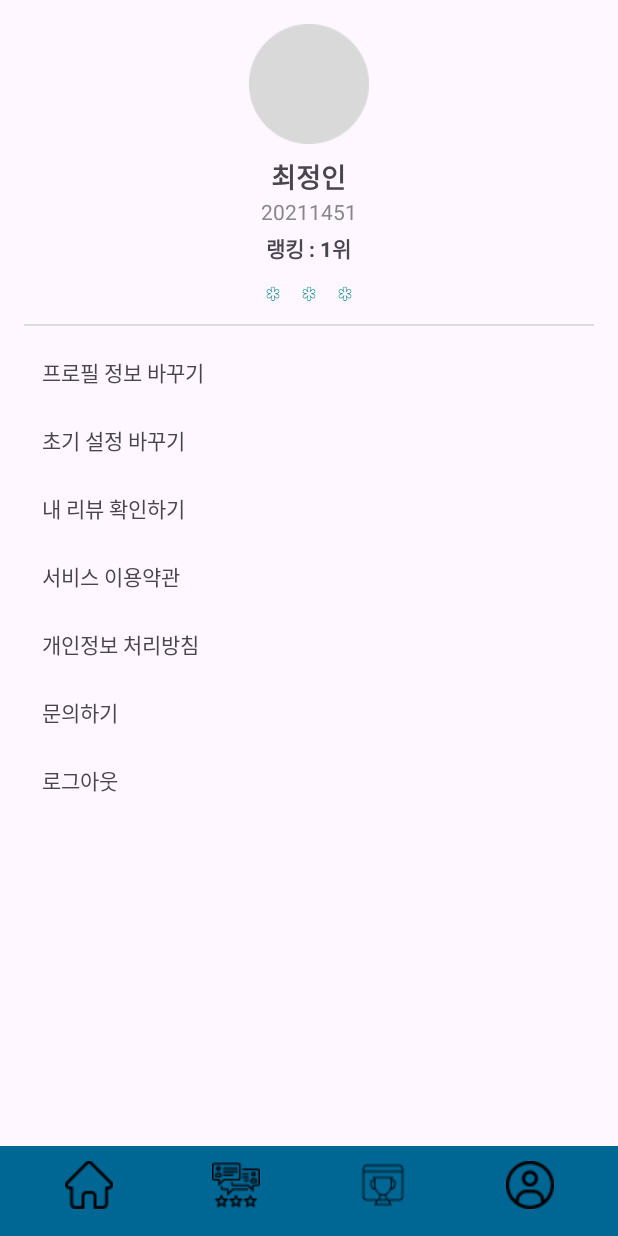
After one commit to SSU-CHELIN/ssu-chelin, an Android app: the ProfileViewActivity screen opened directly, with no data from a screen before it, on a phone screen of 412 x 824 dp. The commit adds this screen. Run offline under Robolectric (Android 15) with nearby library versions, the phone set to English and light mode, and no system bars.

Commit message:
add ProfileViewActivity

```diff
--- a/app/src/main/AndroidManifest.xml
+++ b/app/src/main/AndroidManifest.xml
@@ -12,6 +12,15 @@
         android:supportsRtl="true"
         android:theme="@style/Theme.Ssuchelin"
         tools:targetApi="34">
+        <activity
+            android:name=".ProfileViewActivity"
+            android:exported="true">
+            <intent-filter>
+                <action android:name="android.intent.action.MAIN" />
+
+                <category android:name="android.intent.category.LAUNCHER" />
+            </intent-filter>
+        </activity>
         <activity
             android:name=".BaseActivity"
             android:exported="true">
--- a/app/src/main/java/com/example/ssuchelin/BaseActivity.java
+++ b/app/src/main/java/com/example/ssuchelin/BaseActivity.java
@@ -26,8 +26,17 @@ public class BaseActivity extends AppCompatActivity {
         ImageButton rankingButton = findViewById(R.id.navigate_ranking_button);
         ImageButton profileButton = findViewById(R.id.navigate_profile_button);
 
-        homeButton.setOnClickListener(v -> navigateToHome());
-//        profileButton.setOnClickListener(v -> navigateToProfile());
+        homeButton.setOnClickListener(v -> {
+            Intent intent = new Intent(this, MainViewActivity.class);
+            intent.addFlags(Intent.FLAG_ACTIVITY_CLEAR_TOP | Intent.FLAG_ACTIVITY_SINGLE_TOP);
+            startActivity(intent);
+        });
+
+        profileButton.setOnClickListener(v -> {
+            Intent intent = new Intent(this, ProfileViewActivity.class);
+            intent.addFlags(Intent.FLAG_ACTIVITY_CLEAR_TOP | Intent.FLAG_ACTIVITY_SINGLE_TOP);
+            startActivity(intent);
+        });
     }
 
     protected void setContentLayout(@LayoutRes int layoutResID) {
@@ -42,11 +51,11 @@ public class BaseActivity extends AppCompatActivity {
         startActivity(intent);
     }
 
-//    private void navigateToProfile() {
-//        // 프로필 화면으로 이동
-//        Intent intent = new Intent(this, ProfileActivity.class);
-//        startActivity(intent);
-//    }
+    private void navigateToProfile() {
+        // 프로필 화면으로 이동
+        Intent intent = new Intent(this, ProfileViewActivity.class);
+        startActivity(intent);
+    }
 //    private void navigateToReview() {
 //        //  review 화면으로 이동
 //        Intent intent = new Intent(this, ProfileActivity.class);
--- /dev/null
+++ b/app/src/main/java/com/example/ssuchelin/ProfileViewActivity.java
@@ -0,0 +1,19 @@
+package com.example.ssuchelin;
+
+import android.os.Bundle;
+
+import androidx.activity.EdgeToEdge;
+import androidx.core.graphics.Insets;
+import androidx.core.view.ViewCompat;
+import androidx.core.view.WindowInsetsCompat;
+
+public class ProfileViewActivity extends BaseActivity {
+
+    @Override
+    protected void onCreate(Bundle savedInstanceState) {
+        super.onCreate(savedInstanceState);
+        EdgeToEdge.enable(this);
+        setContentLayout(R.layout.activity_profile_view);
+
+    }
+}
--- /dev/null
+++ b/app/src/main/res/layout/activity_profile_view.xml
@@ -0,0 +1,169 @@
+<?xml version="1.0" encoding="utf-8"?>
+<androidx.constraintlayout.widget.ConstraintLayout xmlns:android="http://schemas.android.com/apk/res/android"
+    android:layout_width="match_parent"
+    android:layout_height="match_parent"
+    xmlns:app="http://schemas.android.com/apk/res-auto">
+
+    <ScrollView
+        xmlns:android="http://schemas.android.com/apk/res/android"
+        android:layout_width="match_parent"
+        android:layout_height="match_parent"
+        android:padding="16dp">
+
+        <LinearLayout
+            android:layout_width="match_parent"
+            android:layout_height="wrap_content"
+            android:orientation="vertical"
+            android:gravity="center_horizontal">
+
+            <!-- 파베) 프로필 사진 -->
+            <ImageView
+                android:id="@+id/profile_picture"
+                android:layout_width="80dp"
+                android:layout_height="80dp"
+                android:src="@drawable/none_pro"
+                android:contentDescription="Profile Picture"
+                android:backgroundTint="#CCCCCC"
+                android:scaleType="centerCrop" />
+
+            <!-- 파베) 이름, 학번 -->
+            <TextView
+                android:id="@+id/username"
+                android:layout_width="wrap_content"
+                android:layout_height="wrap_content"
+                android:text="최정인"
+                android:textSize="18sp"
+                android:textStyle="bold"
+                android:layout_marginTop="8dp" />
+
+            <TextView
+                android:id="@+id/student_id"
+                android:layout_width="wrap_content"
+                android:layout_height="wrap_content"
+                android:text="20211451"
+                android:textSize="14sp"
+                android:textColor="#888888" />
+
+            <!-- 파베) 랭킹 -->
+            <TextView
+                android:id="@+id/ranking"
+                android:layout_width="wrap_content"
+                android:layout_height="wrap_content"
+                android:text="랭킹 : 1위"
+                android:textSize="14sp"
+                android:textStyle="bold"
+                android:layout_marginTop="4dp" />
+
+            <!-- 파베) 리뷰 평균 점수 -->
+            <LinearLayout
+                android:layout_width="wrap_content"
+                android:layout_height="wrap_content"
+                android:orientation="horizontal"
+                android:layout_marginTop="8dp">
+
+                <ImageView
+                    android:id="@+id/star1"
+                    android:layout_width="24dp"
+                    android:layout_height="24dp"
+                    android:src="@drawable/star" />
+
+                <ImageView
+                    android:id="@+id/star2"
+                    android:layout_width="24dp"
+                    android:layout_height="24dp"
+                    android:src="@drawable/star" />
+
+                <ImageView
+                    android:id="@+id/star3"
+                    android:layout_width="24dp"
+                    android:layout_height="24dp"
+                    android:src="@drawable/star" />
+            </LinearLayout>
+
+            <!-- 섹터 나누기 -->
+            <View
+                android:layout_width="match_parent"
+                android:layout_height="1dp"
+                android:background="#DDDDDD"
+                android:layout_marginVertical="8dp" />
+
+            <!-- 메뉴 -->
+            <LinearLayout
+                android:layout_width="match_parent"
+                android:layout_height="wrap_content"
+                android:orientation="vertical">
+
+                <TextView
+                    android:id="@+id/change_profile"
+                    android:layout_width="match_parent"
+                    android:layout_height="wrap_content"
+                    android:text="프로필 정보 바꾸기"
+                    android:padding="12dp"
+                    android:background="?android:attr/selectableItemBackground"
+                    android:clickable="true"
+                    android:onClick="navigateToChangeProfile" />
+
+                <TextView
+                    android:id="@+id/change_initial_settings"
+                    android:layout_width="match_parent"
+                    android:layout_height="wrap_content"
+                    android:text="초기 설정 바꾸기"
+                    android:padding="12dp"
+                    android:background="?android:attr/selectableItemBackground"
+                    android:clickable="true"
+                    android:onClick="navigateToInitialSettings" />
+
+                <TextView
+                    android:id="@+id/check_reviews"
+                    android:layout_width="match_parent"
+                    android:layout_height="wrap_content"
+                    android:text="내 리뷰 확인하기"
+                    android:padding="12dp"
+                    android:background="?android:attr/selectableItemBackground"
+                    android:clickable="true"
+                    android:onClick="navigateToCheckReviews" />
+
+                <TextView
+                    android:id="@+id/terms_of_service"
+                    android:layout_width="match_parent"
+                    android:layout_height="wrap_content"
+                    android:text="서비스 이용약관"
+                    android:padding="12dp"
+                    android:background="?android:attr/selectableItemBackground"
+                    android:clickable="true"
+                    android:onClick="navigateToTermsOfService" />
+
+                <TextView
+                    android:id="@+id/privacy_policy"
+                    android:layout_width="match_parent"
+                    android:layout_height="wrap_content"
+                    android:text="개인정보 처리방침"
+                    android:padding="12dp"
+                    android:background="?android:attr/selectableItemBackground"
+                    android:clickable="true"
+                    android:onClick="navigateToPrivacyPolicy" />
+
+                <TextView
+                    android:id="@+id/contact_us"
+                    android:layout_width="match_parent"
+                    android:layout_height="wrap_content"
+                    android:text="문의하기"
+                    android:padding="12dp"
+                    android:background="?android:attr/selectableItemBackground"
+                    android:clickable="true"
+                    android:onClick="navigateToFeedback" />
+
+                <TextView
+                    android:id="@+id/logout"
+                    android:layout_width="match_parent"
+                    android:layout_height="wrap_content"
+                    android:text="로그아웃"
+                    android:padding="12dp"
+                    android:background="?android:attr/selectableItemBackground"
+                    android:clickable="true"
+                    android:onClick="logout" />
+            </LinearLayout>
+        </LinearLayout>
+    </ScrollView>
+
+</androidx.constraintlayout.widget.ConstraintLayout>
```
Also changed, not shown: app/src/main/res/drawable/none_pro.png (added).
